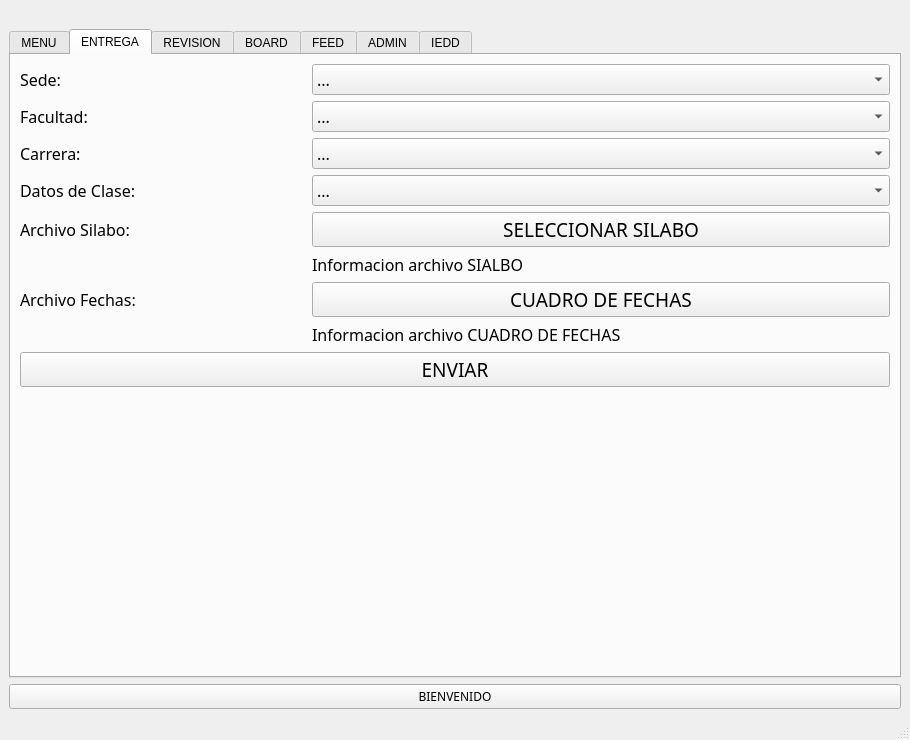
EmaGaleas/Proyecto_BaseDatos_Silabos, file Proyecto_Silabos/cframe.ui: the form before one commit.
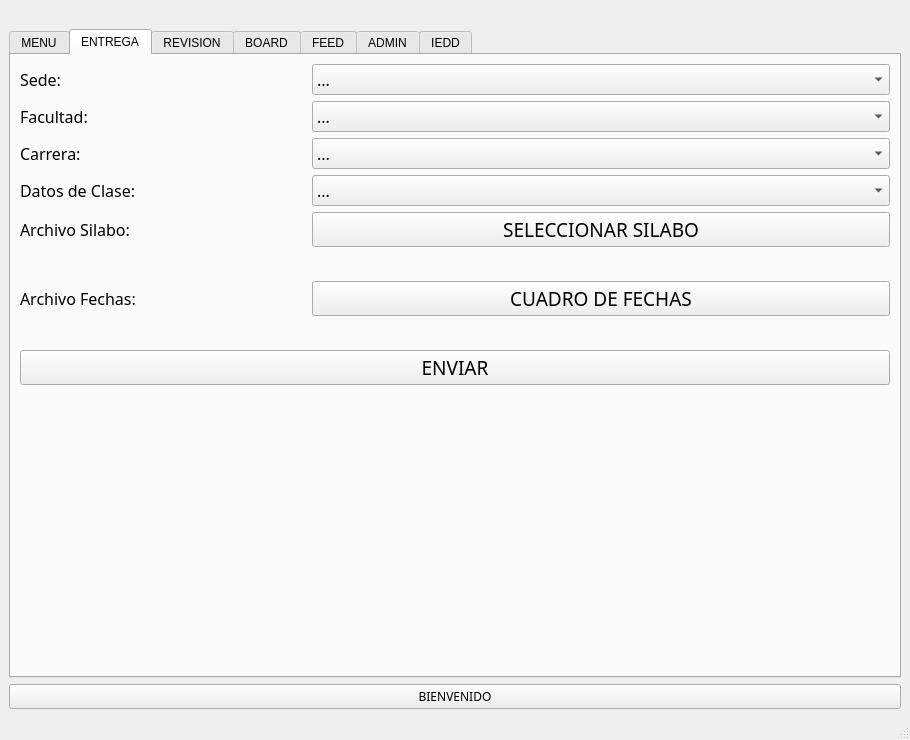
The form after the commit. The open tabs and pages were chosen to show the change.

```diff
--- a/Proyecto_Silabos/cframe.ui
+++ b/Proyecto_Silabos/cframe.ui
@@ -405,7 +405,7 @@
            </font>
           </property>
           <property name="text">
-           <string>Informacion archivo SIALBO</string>
+           <string/>
           </property>
          </widget>
         </item>
@@ -477,7 +477,7 @@
            </font>
           </property>
           <property name="text">
-           <string>Informacion archivo CUADRO DE FECHAS</string>
+           <string/>
           </property>
          </widget>
         </item>
```
Left out of the diff: 4 changed lines with no effect on the pictures.
